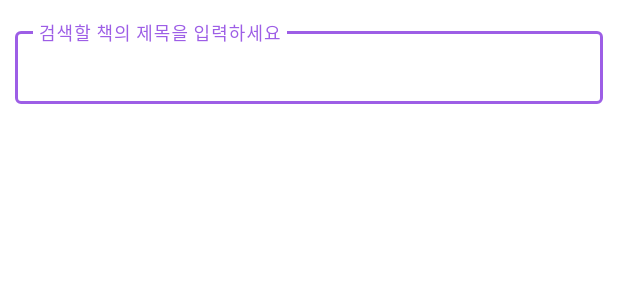
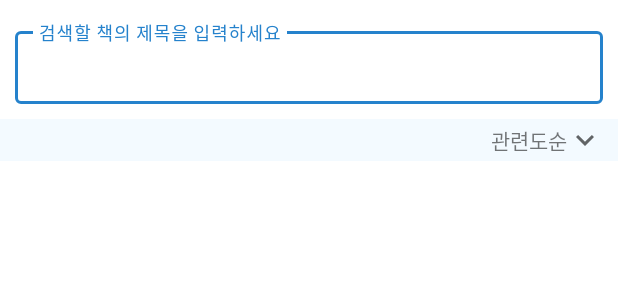
Before and after one commit to minjukit/BookSearch, an Android app: the layout fragment_search.xml on its own in the app's theme, with its tools: preview values and no code run, on a phone screen of 412 x 824 dp. Shown: the top 300 px of the screen. Run offline under Robolectric (Android 15) with nearby library versions, the phone set to English and light mode, and no system bars.

```diff
--- a/app/src/main/java/com/example/booksearch/ui/adapter/BookSearchViewHolder.kt
+++ b/app/src/main/java/com/example/booksearch/ui/adapter/BookSearchViewHolder.kt
@@ -17,6 +17,7 @@ class BookSearchViewHolder
         val author = book.authors.toString().removeSurrounding("[", "]") //저자 delimiter 지우기
         val publisher = book.publisher
         val date = book.datetime?.substring(0, 10) ?: "" //null이면 ""
+        val sale_price = book.salePrice.toString()
         url = book.url
 
         itemView.apply {
@@ -29,6 +30,7 @@ class BookSearchViewHolder
             binding.bookTitle.text = title
             binding.bookAuthor.text = "$author | $publisher" //저자 | 출판사 형식
             binding.bookDate.text = date
+            binding.bookPrice.text = "${sale_price}원"
             binding.bookUrl.text = url
         }
     }
--- a/app/src/main/java/com/example/booksearch/ui/view/SearchFragment.kt
+++ b/app/src/main/java/com/example/booksearch/ui/view/SearchFragment.kt
@@ -60,9 +60,7 @@ class SearchFragment : Fragment() {
         bsAdapter.itemClick = object : BookSearchAdapter.ItemClick {
             override fun onClick(view: View, position: Int, url: String) {
 
-
                 //WebViewFragment에 url 전달
-
                 webFrag = WebViewFragment()
                 setFragmentResult("requestKey", bundleOf("bundleKey" to url))
                 parentFragmentManager.beginTransaction()
--- /dev/null
+++ b/app/src/main/res/drawable/ic_drop_down_24.xml
@@ -0,0 +1,10 @@
+<vector xmlns:android="http://schemas.android.com/apk/res/android"
+    android:width="24dp"
+    android:height="24dp"
+    android:viewportWidth="24"
+    android:viewportHeight="24"
+    android:tint="?attr/colorControlNormal">
+  <path
+      android:fillColor="@android:color/white"
+      android:pathData="M7.41,8.59L12,13.17l4.59,-4.58L18,10l-6,6 -6,-6 1.41,-1.41z"/>
+</vector>
--- a/app/src/main/res/layout/fragment_search.xml
+++ b/app/src/main/res/layout/fragment_search.xml
@@ -29,17 +29,51 @@
     </com.google.android.material.textfield.TextInputLayout>
 
 
+    <androidx.constraintlayout.widget.ConstraintLayout
+        android:id="@+id/conlayout"
+        android:layout_width="0dp"
+        android:layout_height="28dp"
+        android:background="#F3FAFF"
+        android:orientation="horizontal"
+        app:layout_constraintEnd_toEndOf="parent"
+        app:layout_constraintStart_toStartOf="parent"
+        app:layout_constraintTop_toBottomOf="@id/textlayout">
+
+        <TextView
+            android:id="@+id/tv_filter"
+            android:layout_width="wrap_content"
+            android:layout_height="wrap_content"
+            android:layout_weight="1"
+            android:text="관련도순"
+            android:textSize="14sp"
+            app:layout_constraintBottom_toBottomOf="parent"
+            app:layout_constraintEnd_toStartOf="@id/imageView"
+            app:layout_constraintTop_toTopOf="parent" />
+
+        <ImageView
+            android:id="@+id/imageView"
+            android:layout_width="wrap_content"
+            android:layout_height="wrap_content"
+            android:layout_marginEnd="10dp"
+            android:layout_weight="1"
+            android:src="@drawable/ic_drop_down_24"
+            app:layout_constraintBottom_toBottomOf="parent"
+            app:layout_constraintEnd_toEndOf="parent"
+            app:layout_constraintTop_toTopOf="parent" />
+
+    </androidx.constraintlayout.widget.ConstraintLayout>
+
+
     <androidx.recyclerview.widget.RecyclerView
         android:id="@+id/rv_book"
         android:layout_width="0dp"
         android:layout_height="0dp"
-        android:layout_marginTop="10dp"
         android:padding="8dp"
         android:scrollbars="vertical"
         app:layout_constraintBottom_toBottomOf="parent"
         app:layout_constraintEnd_toEndOf="parent"
         app:layout_constraintStart_toStartOf="parent"
-        app:layout_constraintTop_toBottomOf="@id/textlayout" />
+        app:layout_constraintTop_toBottomOf="@id/conlayout" />
 
 
 </androidx.constraintlayout.widget.ConstraintLayout>
--- a/app/src/main/res/layout/item_book_preview.xml
+++ b/app/src/main/res/layout/item_book_preview.xml
@@ -45,10 +45,21 @@
         android:layout_marginStart="10dp"
         android:text="date"
         android:textSize="14sp"
-        app:layout_constraintEnd_toEndOf="parent"
         app:layout_constraintStart_toEndOf="@id/book_img"
         app:layout_constraintTop_toBottomOf="@id/book_author" />
 
+
+    <TextView
+        android:id="@+id/book_price"
+        android:layout_width="0dp"
+        android:layout_height="wrap_content"
+        android:layout_marginStart="10dp"
+        android:layout_marginEnd="10dp"
+        android:text="W"
+        android:textColor="#0F4987"
+        android:textSize="16sp"
+        app:layout_constraintEnd_toEndOf="parent"
+        app:layout_constraintTop_toBottomOf="@id/book_author" />
 
     <TextView
         android:id="@+id/book_url"
@@ -56,7 +67,7 @@
         android:layout_height="5dp"
         android:text="https://"
         android:textAlignment="textEnd"
-        android:textColor="@color/green"
+
         android:textSize="1sp"
         app:layout_constraintEnd_toEndOf="parent"
         app:layout_constraintStart_toEndOf="@id/book_img"
--- a/app/src/main/res/values/themes.xml
+++ b/app/src/main/res/values/themes.xml
@@ -2,11 +2,11 @@
     <!-- Base application theme. -->
     <style name="Theme.BookSearch" parent="Theme.MaterialComponents.DayNight.NoActionBar">
         <!-- Primary brand color. -->
-        <item name="colorPrimary">#9D5EE6</item>
-        <item name="colorPrimaryVariant">#C3B0EF</item>
+        <item name="colorPrimary">#2582CC</item>
+        <item name="colorPrimaryVariant">#31B6F3</item>
         <item name="colorOnPrimary">@color/white</item>
         <!-- Secondary brand color. -->
-        <item name="colorSecondary">#7D5783</item>
+        <item name="colorSecondary">#667CFA</item>
         <item name="colorSecondaryVariant">#6A6A6A</item>
         <item name="colorOnSecondary">@color/black</item>
         <!-- Status bar color. -->
```
